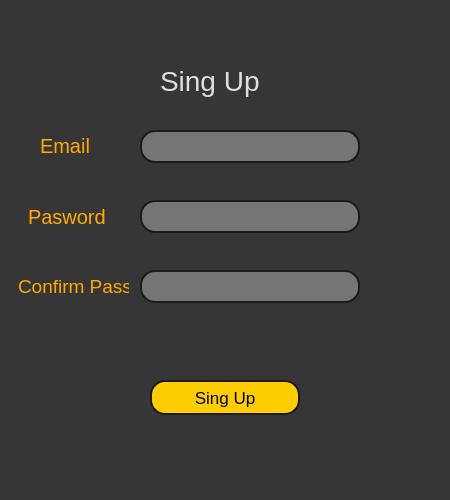
Old version of the form UI/createaccount.ui in the repository Mandalflik02/Login-Register-Project.
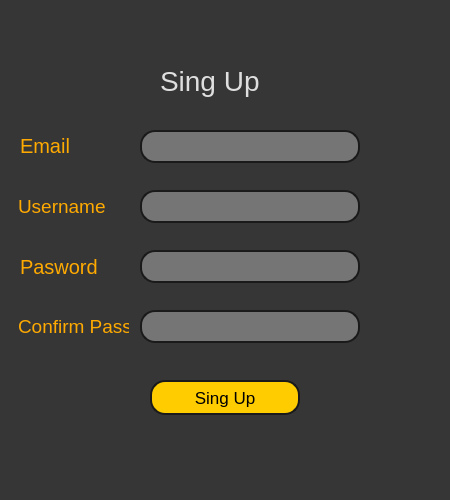
New version of the form.

What changed in the file:
```diff
--- a/UI/createaccount.ui
+++ b/UI/createaccount.ui
@@ -36,7 +36,7 @@
   <widget class="QLabel" name="label_2">
    <property name="geometry">
     <rect>
-     <x>40</x>
+     <x>20</x>
      <y>130</y>
      <width>51</width>
      <height>31</height>
@@ -71,8 +71,8 @@
   <widget class="QLabel" name="label_3">
    <property name="geometry">
     <rect>
-     <x>28</x>
-     <y>201</y>
+     <x>20</x>
+     <y>251</y>
      <width>81</width>
      <height>31</height>
     </rect>
@@ -89,7 +89,7 @@
    <property name="geometry">
     <rect>
      <x>140</x>
-     <y>200</y>
+     <y>250</y>
      <width>220</width>
      <height>33</height>
     </rect>
@@ -127,7 +127,7 @@
    <property name="geometry">
     <rect>
      <x>18</x>
-     <y>271</y>
+     <y>311</y>
      <width>111</width>
      <height>31</height>
     </rect>
@@ -144,7 +144,7 @@
    <property name="geometry">
     <rect>
      <x>140</x>
-     <y>270</y>
+     <y>310</y>
      <width>220</width>
      <height>33</height>
     </rect>
@@ -158,6 +158,44 @@
 font-size:15px;</string>
    </property>
   </widget>
+  <widget class="QLabel" name="label_5">
+   <property name="geometry">
+    <rect>
+     <x>18</x>
+     <y>191</y>
+     <width>111</width>
+     <height>31</height>
+    </rect>
+   </property>
+   <property name="styleSheet">
+    <string notr="true">font-size:19px;
+color: rgb(255, 170, 0);</string>
+   </property>
+   <property name="text">
+    <string>Username</string>
+   </property>
+  </widget>
+  <widget class="QLineEdit" name="username">
+   <property name="geometry">
+    <rect>
+     <x>140</x>
+     <y>190</y>
+     <width>220</width>
+     <height>33</height>
+    </rect>
+   </property>
+   <property name="styleSheet">
+    <string notr="true">padding:5px;
+background-color: rgb(117, 117, 117);
+color: rgb(255, 255, 255);
+border:2px solid rgb(26, 26, 26);
+border-radius:15px;
+font-size:15px;</string>
+   </property>
+   <property name="text">
+    <string/>
+   </property>
+  </widget>
  </widget>
  <resources/>
  <connections/>
```
